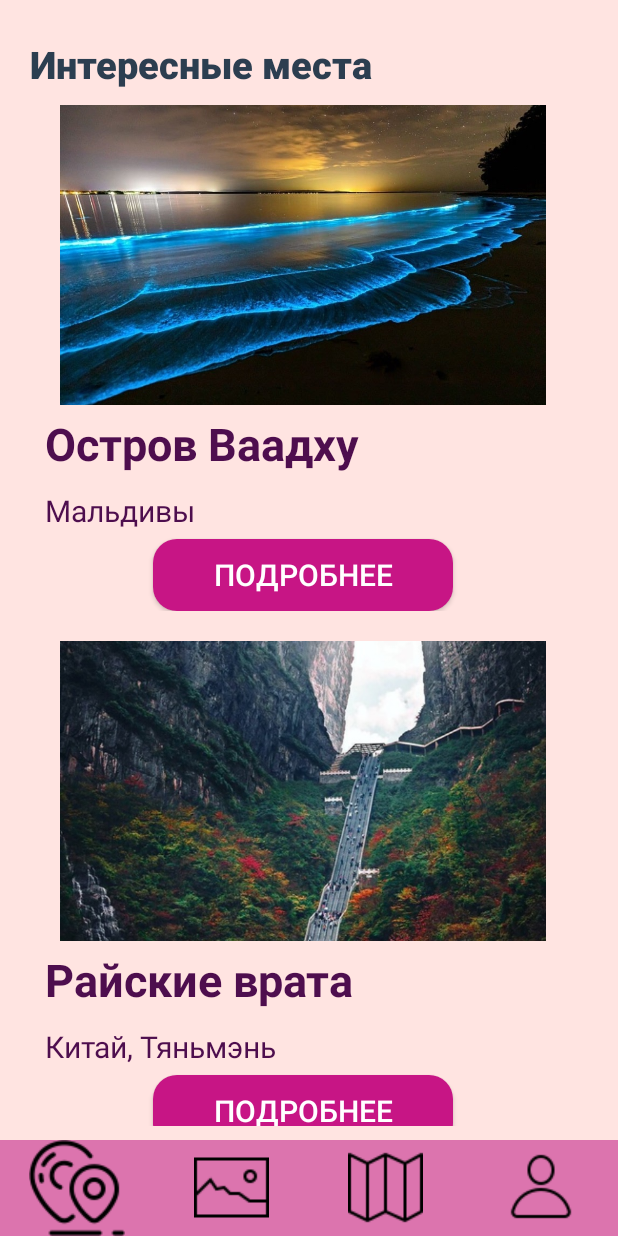
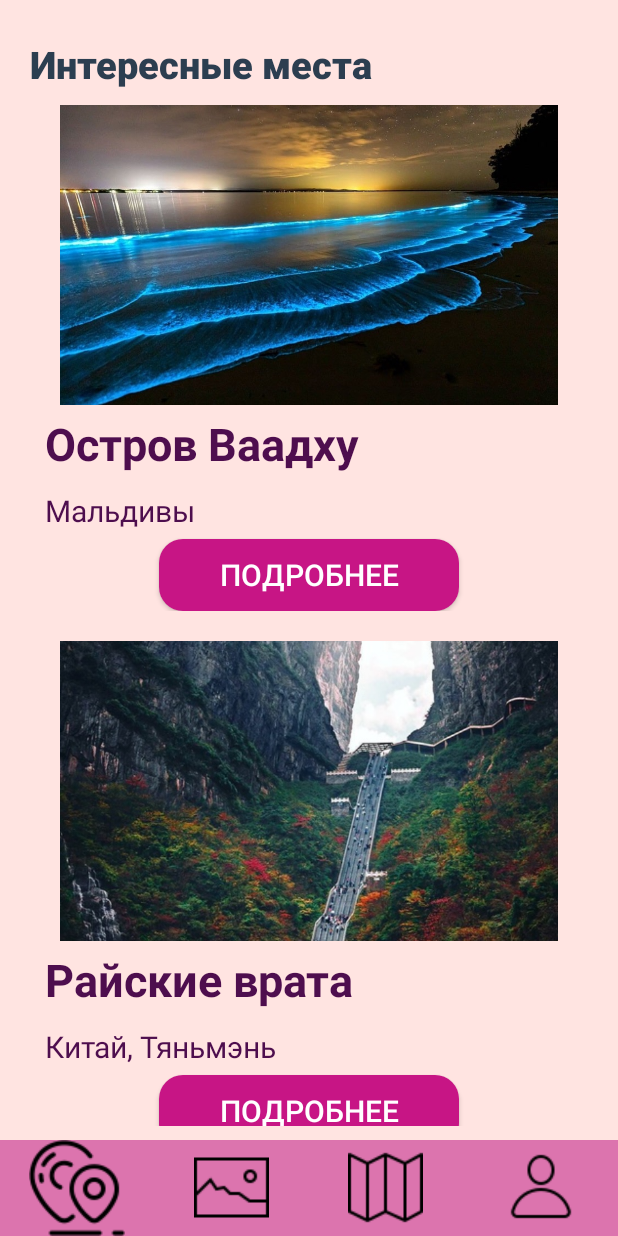
Before and after one commit to nstprkp/XTravel, an Android app built with Jetpack Compose: the ItemsActivity screen opened directly, with no data from a screen before it, on a phone screen of 412 x 824 dp. Run offline under Robolectric (Android 15) with nearby library versions, the phone set to English and light mode, and no system bars.

Commit message:
work on tablet

```diff
--- a/app/app/src/main/res/layout/activity_items.xml
+++ b/app/app/src/main/res/layout/activity_items.xml
@@ -24,8 +24,8 @@
 
     <androidx.recyclerview.widget.RecyclerView
         android:id="@+id/itemsList"
-        android:layout_width="364dp"
-        android:layout_height="554dp"
+        android:layout_width="match_parent"
+        android:layout_height="wrap_content"
         android:layout_below="@id/textViewInteresting"
         android:layout_marginHorizontal="20dp"
         android:layout_marginTop="10dp"
--- a/app/app/src/main/res/layout/activity_map.xml
+++ b/app/app/src/main/res/layout/activity_map.xml
@@ -22,8 +22,8 @@
 
     <androidx.recyclerview.widget.RecyclerView
         android:id="@+id/tracksList"
-        android:layout_width="364dp"
-        android:layout_height="554dp"
+        android:layout_width="match_parent"
+        android:layout_height="wrap_content"
         android:layout_below="@id/textViewRoutes"
         android:layout_marginHorizontal="20dp"
         android:layout_marginTop="10dp"
--- a/app/app/src/main/res/layout/activity_places.xml
+++ b/app/app/src/main/res/layout/activity_places.xml
@@ -22,8 +22,8 @@
 
     <androidx.recyclerview.widget.RecyclerView
         android:id="@+id/visited_places_List"
-        android:layout_width="364dp"
-        android:layout_height="554dp"
+        android:layout_width="match_parent"
+        android:layout_height="wrap_content"
         android:layout_below="@id/textViewVisitedPlaces"
         android:layout_marginHorizontal="20dp"
         android:layout_marginTop="10dp"
```
